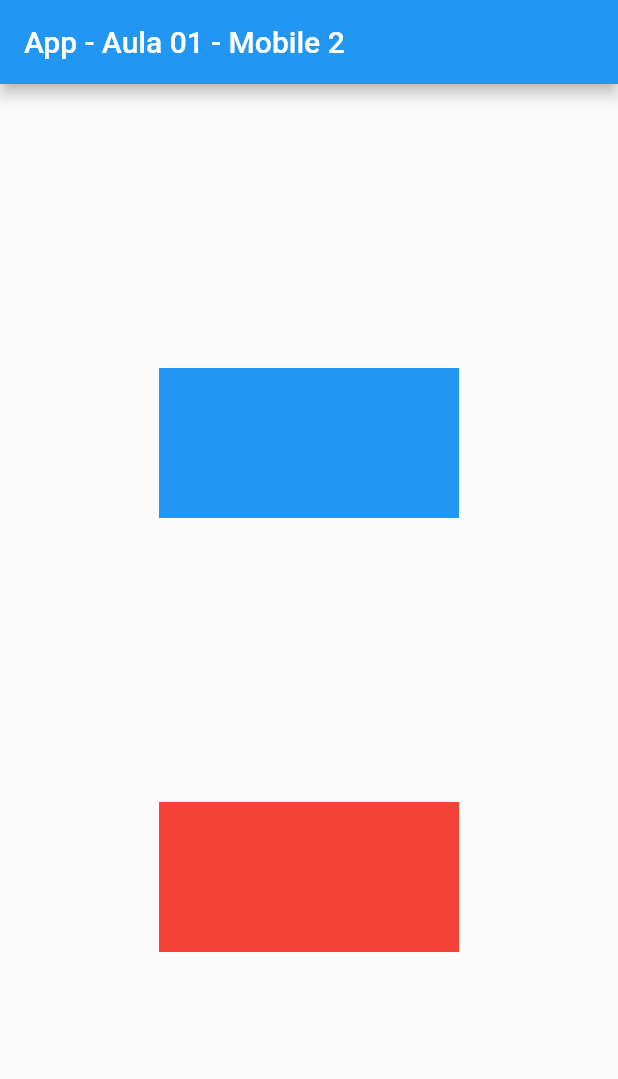
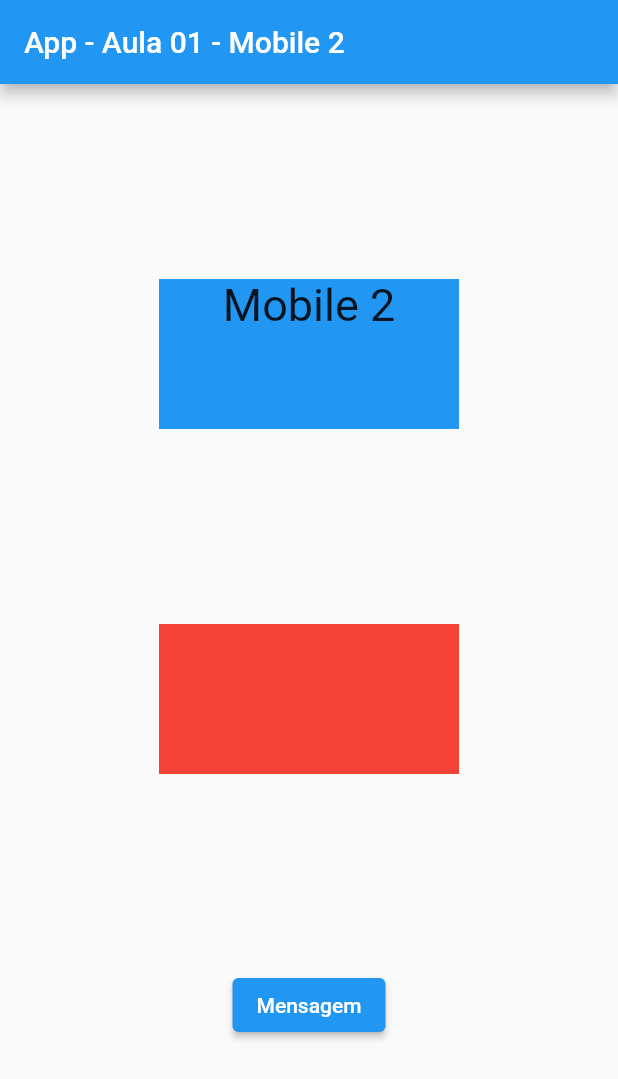
Before and after one commit to danielvieira95/DESM-2, a Flutter app: the screen it shows after launch, on a phone screen of 412 x 824 dp. Shown: the top 1079 px of the screen. Run offline on Flutter 3.47's test engine with Material 2 defaults, Android fonts, the phone set to English and light mode, and no system bars.

```diff
--- a/Apps-TA/aula01_ta/lib/main.dart
+++ b/Apps-TA/aula01_ta/lib/main.dart
@@ -15,6 +15,8 @@ void main() {
           color: Colors.blue,
           width: 200,
           height: 100,
+          child: Text("Mobile 2",style: TextStyle(fontSize: 30),
+          textAlign: TextAlign.center,),
           ),
           Container(
             color: Colors.red,
@@ -22,7 +24,9 @@ void main() {
             height: 100
             ,),
 
-
+             ElevatedButton(onPressed: (){
+              print("Botão pressionado");
+             }, child: Text("Mensagem")),
 
           ],),
       ),
```
